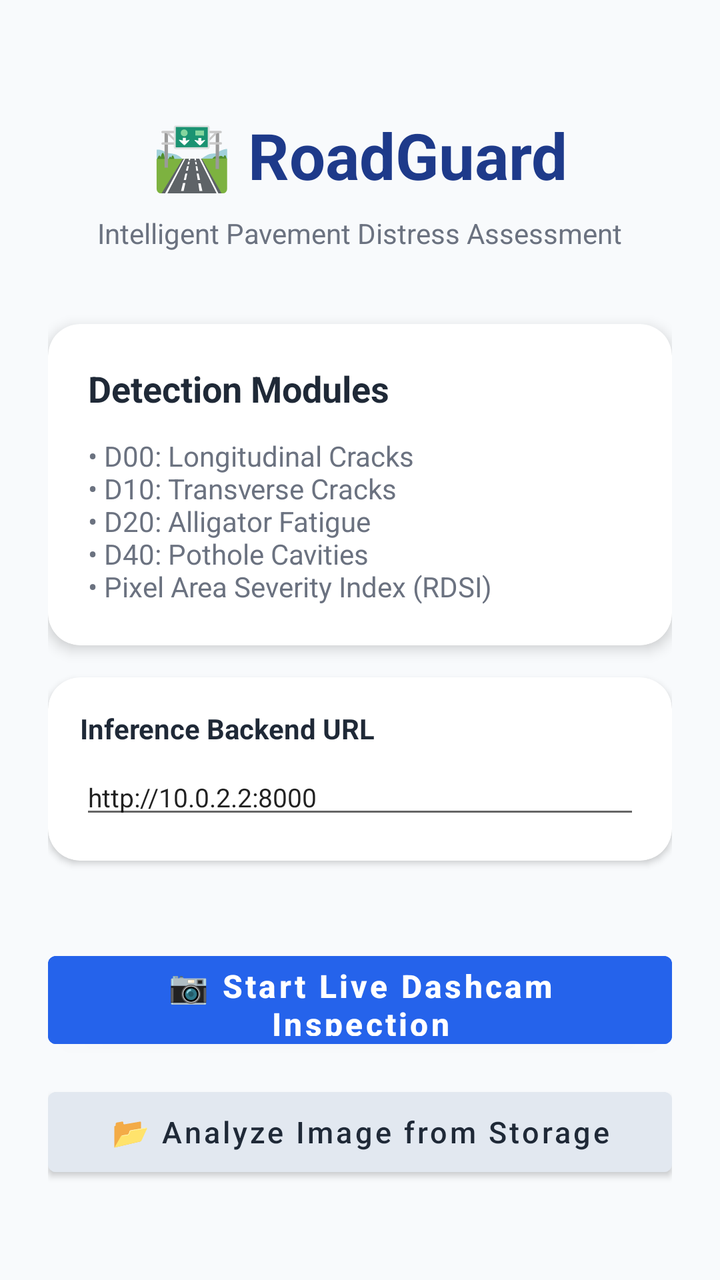
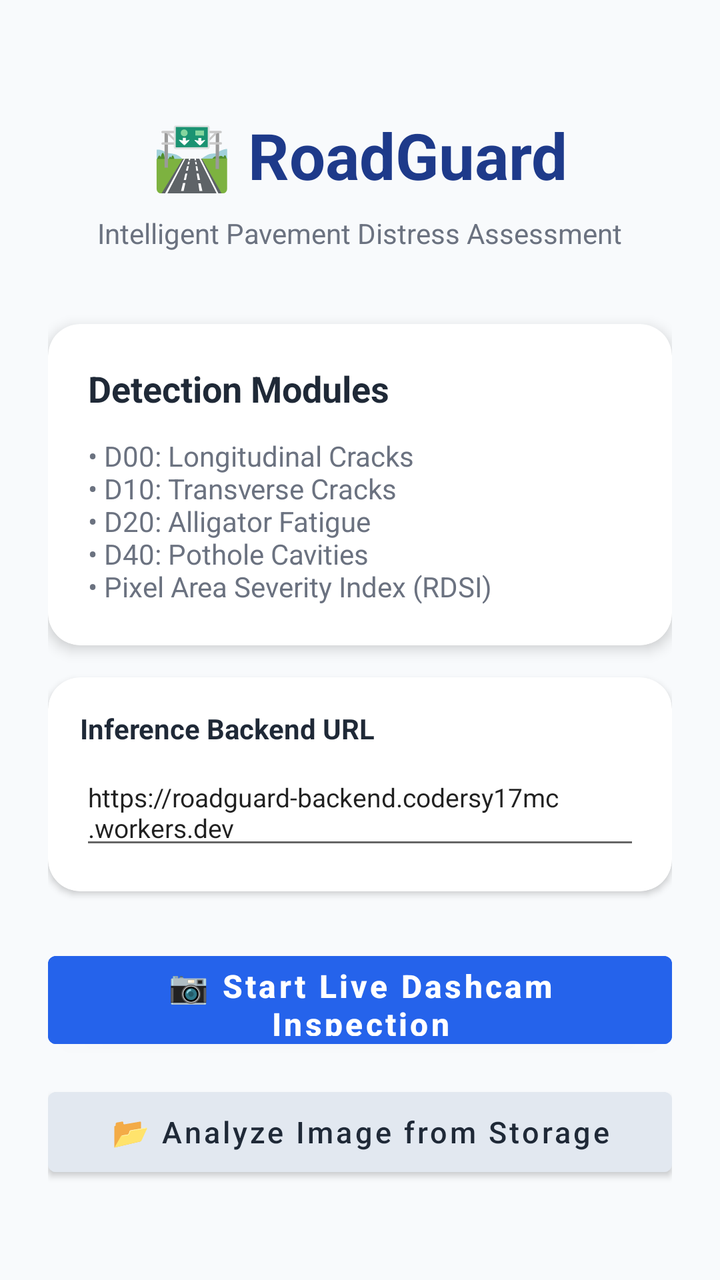

The first picture is an Android layout as it rendered before a commit; the second is the same layout after the commit. The layout source and the unified diff follow.
<!-- AndroidManifest.xml: application theme Theme.RoadGuard -->
<!-- res/layout/activity_main.xml -->
<?xml version="1.0" encoding="utf-8"?>
<LinearLayout xmlns:android="http://schemas.android.com/apk/res/android"
    xmlns:app="http://schemas.android.com/apk/res-auto"
    android:layout_width="match_parent"
    android:layout_height="match_parent"
    android:background="@color/background_light"
    android:gravity="center_horizontal"
    android:orientation="vertical"
    android:padding="24dp">

    <TextView
        android:layout_width="wrap_content"
        android:layout_height="wrap_content"
        android:layout_marginTop="32dp"
        android:text="🛣️ RoadGuard"
        android:textColor="@color/primary_blue"
        android:textSize="32sp"
        android:textStyle="bold" />

    <TextView
        android:layout_width="wrap_content"
        android:layout_height="wrap_content"
        android:layout_marginTop="8dp"
        android:text="Intelligent Pavement Distress Assessment"
        android:textColor="@color/text_secondary"
        android:textSize="14sp" />

    
    <androidx.cardview.widget.CardView
        android:layout_width="match_parent"
        android:layout_height="wrap_content"
        android:layout_marginTop="36dp"
        app:cardBackgroundColor="@color/card_background"
        app:cardCornerRadius="16dp"
        app:cardElevation="4dp">

        <LinearLayout
            android:layout_width="match_parent"
            android:layout_height="wrap_content"
            android:orientation="vertical"
            android:padding="20dp">

            <TextView
                android:layout_width="wrap_content"
                android:layout_height="wrap_content"
                android:text="Detection Modules"
                android:textColor="@color/text_primary"
                android:textSize="18sp"
                android:textStyle="bold" />

            <TextView
                android:layout_width="wrap_content"
                android:layout_height="wrap_content"
                android:layout_marginTop="12dp"
                android:text="• D00: Longitudinal Cracks\n• D10: Transverse Cracks\n• D20: Alligator Fatigue\n• D40: Pothole Cavities\n• Pixel Area Severity Index (RDSI)"
                android:textColor="@color/text_secondary"
                android:textSize="14sp" />
        </LinearLayout>
    </androidx.cardview.widget.CardView>

    
    <androidx.cardview.widget.CardView
        android:layout_width="match_parent"
        android:layout_height="wrap_content"
        android:layout_marginTop="16dp"
        app:cardBackgroundColor="@color/card_background"
        app:cardCornerRadius="16dp"
        app:cardElevation="2dp">

        <LinearLayout
            android:layout_width="match_parent"
            android:layout_height="wrap_content"
            android:orientation="vertical"
            android:padding="16dp">

            <TextView
                android:layout_width="wrap_content"
                android:layout_height="wrap_content"
                android:text="Inference Backend URL"
                android:textColor="@color/text_primary"
                android:textSize="14sp"
                android:textStyle="bold" />

            <EditText
                android:id="@+id/editServerUrl"
                android:layout_width="match_parent"
                android:layout_height="wrap_content"
                android:layout_marginTop="6dp"
                android:hint="http://192.168.1.100:8000"
                android:text="http://10.0.2.2:8000"
                android:textSize="13sp" />
        </LinearLayout>
    </androidx.cardview.widget.CardView>

    <View
        android:layout_width="match_parent"
        android:layout_height="0dp"
        android:layout_weight="1" />

    
    <Button
        android:id="@+id/btnStartLive"
        android:layout_width="match_parent"
        android:layout_height="56dp"
        android:backgroundTint="@color/accent_blue"
        android:text="📷 Start Live Dashcam Inspection"
        android:textAllCaps="false"
        android:textColor="#FFFFFF"
        android:textSize="16sp"
        android:textStyle="bold" />

    <Button
        android:id="@+id/btnGallery"
        android:layout_width="match_parent"
        android:layout_height="52dp"
        android:layout_marginTop="12dp"
        android:layout_marginBottom="24dp"
        android:backgroundTint="#E2E8F0"
        android:text="📂 Analyze Image from Storage"
        android:textAllCaps="false"
        android:textColor="@color/text_primary"
        android:textSize="15sp" />

</LinearLayout>
<!-- resources referenced by this layout -->
<resources>
  <color name="accent_blue">#2563EB</color>
  <color name="background_light">#F8FAFC</color>
  <color name="card_background">#FFFFFF</color>
  <color name="primary_blue">#1E3A8A</color>
  <color name="text_primary">#1F2937</color>
  <color name="text_secondary">#6B7280</color>
  <style name="Theme.RoadGuard" parent="Theme.MaterialComponents.DayNight.NoActionBar">
          <item name="colorPrimary">@color/primary_blue</item>
          <item name="colorPrimaryVariant">@color/primary_dark</item>
          <item name="colorOnPrimary">#FFFFFF</item>
          <item name="colorSecondary">@color/accent_blue</item>
          <item name="android:statusBarColor">@color/primary_dark</item>
      </style>
  <color name="primary_dark">#0F172A</color>
</resources>

<!-- the commit's change to res/layout/activity_main.xml (unified diff, before → after) -->
@@ -86,8 +86,8 @@
                 android:layout_width="match_parent"
                 android:layout_height="wrap_content"
                 android:layout_marginTop="6dp"
-                android:hint="http://192.168.1.100:8000"
-                android:text="http://10.0.2.2:8000"
+                android:hint="https://roadguard-backend.codersy17mc.workers.dev"
+                android:text="https://roadguard-backend.codersy17mc.workers.dev"
                 android:textSize="13sp" />
         </LinearLayout>
     </androidx.cardview.widget.CardView>
